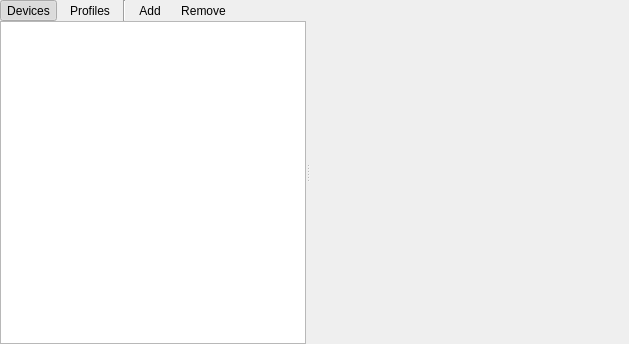
Above: kcm/NetworkKCM.ui from KDE/plasma-nm before the change. Below: the same form after it.
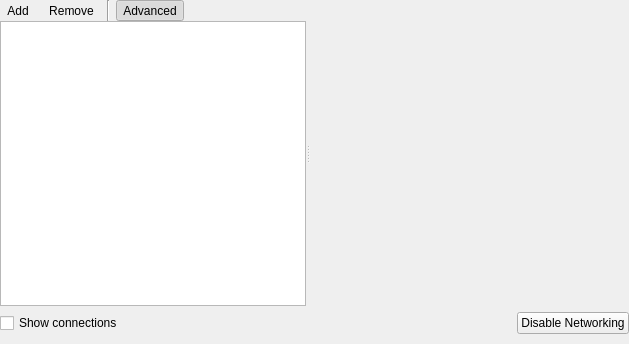
That is the form after the change. The open tabs and pages were chosen to show the change. Custom widgets are drawn as their Qt base class.

```diff
--- a/kcm/NetworkKCM.ui
+++ b/kcm/NetworkKCM.ui
@@ -21,9 +21,29 @@
     <number>0</number>
    </property>
    <property name="bottomMargin">
-    <number>0</number>
+    <number>10</number>
    </property>
-   <item row="0" column="0">
+   <item row="1" column="0">
+    <widget class="QCheckBox" name="checkBox">
+     <property name="text">
+      <string>Show connections</string>
+     </property>
+    </widget>
+   </item>
+   <item row="1" column="1">
+    <widget class="QPushButton" name="networkingPB">
+     <property name="sizePolicy">
+      <sizepolicy hsizetype="Fixed" vsizetype="Fixed">
+       <horstretch>0</horstretch>
+       <verstretch>0</verstretch>
+      </sizepolicy>
+     </property>
+     <property name="text">
+      <string>Disable Networking</string>
+     </property>
+    </widget>
+   </item>
+   <item row="0" column="0" colspan="2">
     <widget class="QSplitter" name="splitter">
      <property name="orientation">
       <enum>Qt::Horizontal</enum>
@@ -45,7 +65,29 @@
        <property name="verticalSpacing">
         <number>0</number>
        </property>
-       <item row="0" column="4">
+       <item row="0" column="0">
+        <widget class="QToolButton" name="addProfileBt">
+         <property name="text">
+          <string>Add</string>
+         </property>
+         <property name="iconSize">
+          <size>
+           <width>22</width>
+           <height>22</height>
+          </size>
+         </property>
+         <property name="popupMode">
+          <enum>QToolButton::InstantPopup</enum>
+         </property>
+         <property name="toolButtonStyle">
+          <enum>Qt::ToolButtonTextUnderIcon</enum>
+         </property>
+         <property name="autoRaise">
+          <bool>true</bool>
+         </property>
+        </widget>
+       </item>
+       <item row="0" column="1">
         <widget class="QToolButton" name="removeProfileBt">
          <property name="text">
           <string>Remove</string>
@@ -64,55 +106,7 @@
          </property>
         </widget>
        </item>
-       <item row="0" column="1">
-        <widget class="QToolButton" name="profilesTb">
-         <property name="text">
-          <string>Profiles</string>
-         </property>
-         <property name="iconSize">
-          <size>
-           <width>22</width>
-           <height>22</height>
-          </size>
-         </property>
-         <property name="checkable">
-          <bool>true</bool>
-         </property>
-         <property name="autoExclusive">
-          <bool>true</bool>
-         </property>
-         <property name="toolButtonStyle">
-          <enum>Qt::ToolButtonTextUnderIcon</enum>
-         </property>
-         <property name="autoRaise">
-          <bool>true</bool>
-         </property>
-        </widget>
-       </item>
-       <item row="0" column="2">
-        <widget class="Line" name="line">
-         <property name="orientation">
-          <enum>Qt::Vertical</enum>
-         </property>
-        </widget>
-       </item>
-       <item row="1" column="0" colspan="6">
-        <widget class="QStackedWidget" name="tabWidget">
-         <widget class="QWidget" name="page_1">
-          <layout class="QGridLayout" name="gridLayout_3">
-           <property name="leftMargin">
-            <number>0</number>
-           </property>
-           <property name="topMargin">
-            <number>0</number>
-           </property>
-           <property name="rightMargin">
-            <number>0</number>
-           </property>
-           <property name="bottomMargin">
-            <number>0</number>
-           </property>
-           <item row="0" column="0">
+       <item row="1" column="0" colspan="5">
             <widget class="QTreeView" name="devicesTV">
              <property name="sizePolicy">
               <sizepolicy hsizetype="Minimum" vsizetype="Expanding">
@@ -143,83 +137,10 @@
              </attribute>
             </widget>
            </item>
-          </layout>
-         </widget>
-         <widget class="QWidget" name="page_2">
-          <layout class="QGridLayout" name="gridLayout_6">
-           <property name="leftMargin">
-            <number>0</number>
-           </property>
-           <property name="topMargin">
-            <number>0</number>
-           </property>
-           <property name="rightMargin">
-            <number>0</number>
-           </property>
-           <property name="bottomMargin">
-            <number>0</number>
-           </property>
-           <item row="0" column="0">
-            <widget class="QTreeView" name="profilesTV">
-             <property name="sizePolicy">
-              <sizepolicy hsizetype="Minimum" vsizetype="Expanding">
-               <horstretch>0</horstretch>
-               <verstretch>0</verstretch>
-              </sizepolicy>
-             </property>
-             <property name="showDropIndicator" stdset="0">
-              <bool>false</bool>
-             </property>
-             <property name="alternatingRowColors">
-              <bool>true</bool>
-             </property>
-             <property name="iconSize">
-              <size>
-               <width>22</width>
-               <height>22</height>
-              </size>
-             </property>
-             <property name="rootIsDecorated">
-              <bool>false</bool>
-             </property>
-             <property name="expandsOnDoubleClick">
-              <bool>false</bool>
-             </property>
-             <attribute name="headerVisible">
-              <bool>false</bool>
-             </attribute>
-            </widget>
-           </item>
-          </layout>
-         </widget>
-        </widget>
-       </item>
        <item row="0" column="3">
-        <widget class="QToolButton" name="addProfileBt">
+        <widget class="QToolButton" name="advancedTB">
          <property name="text">
-          <string>Add</string>
-         </property>
-         <property name="iconSize">
-          <size>
-           <width>22</width>
-           <height>22</height>
-          </size>
-         </property>
-         <property name="popupMode">
-          <enum>QToolButton::InstantPopup</enum>
-         </property>
-         <property name="toolButtonStyle">
-          <enum>Qt::ToolButtonTextUnderIcon</enum>
-         </property>
-         <property name="autoRaise">
-          <bool>true</bool>
-         </property>
-        </widget>
-       </item>
-       <item row="0" column="0">
-        <widget class="QToolButton" name="devicesTb">
-         <property name="text">
-          <string>Devices</string>
+          <string>Advanced</string>
          </property>
          <property name="iconSize">
           <size>
@@ -244,6 +165,13 @@
          </property>
         </widget>
        </item>
+       <item row="0" column="2">
+        <widget class="Line" name="line">
+         <property name="orientation">
+          <enum>Qt::Vertical</enum>
+         </property>
+        </widget>
+       </item>
       </layout>
      </widget>
      <widget class="QStackedWidget" name="stackedWidget">
```
Left out of the diff: 8 changed lines with no effect on the pictures. Lines whose indentation alone changed are shown as unchanged.
